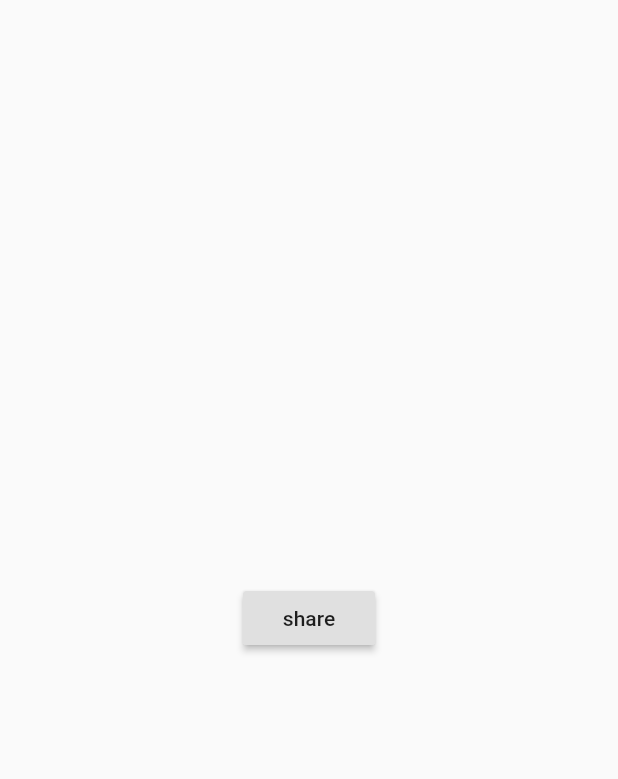
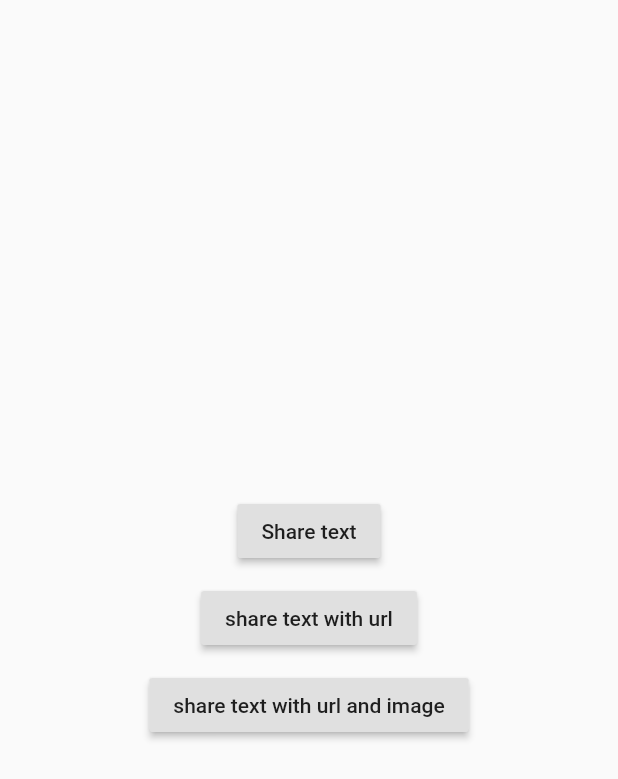
Before and after one commit to NazeemNato/flutter-pwa-share, a Flutter app: the screen it shows after launch, on a phone screen of 412 x 824 dp. Shown: the top 779 px of the screen. Run offline on Flutter 3.47's test engine with Material 2 defaults, Android fonts, the phone set to English and light mode, and no system bars; missing offline and left inert: universal_html.

Commit message:
some changes

```diff
--- a/lib/homeScreen.dart
+++ b/lib/homeScreen.dart
@@ -13,26 +13,68 @@ class _HomeScreenState extends State<HomeScreen> {
   @override
   Widget build(BuildContext context) {
     return Scaffold(
-        body: Center(
-      child: RaisedButton(
-        onPressed: onPressed,
-        child: Container(
-          child: Text('share'),
+      body: Center(
+        child: Column(
+          mainAxisAlignment: MainAxisAlignment.center,
+          children: [
+            RaisedButton(
+              onPressed: () {
+                var data = {
+                  "title": "Any title",
+                  "text": "Hello blallala blalal"
+                };
+                share(data);
+              },
+              child: Container(
+                child: Text('Share text'),
+              ),
+            ),
+            SizedBox(
+              height: 10,
+            ),
+            RaisedButton(
+              onPressed: () {
+                var data = {
+                  "title": "Any title",
+                  "text": "Hello blallala blalal",
+                  "url":"http://friano.me"
+                };
+                share(data);
+              },
+              child: Container(
+                child: Text('share text with url'),
+              ),
+            ),
+            SizedBox(
+              height: 10,
+            ),
+            RaisedButton(
+              onPressed: () async {
+                var imageUrl =
+                    'https://th.bing.com/th/id/OIP.9vDMAbazJw-xBWTAQ0sdDgHaFj?pid=Api&rs=1';
+                final bytes = await readBytes(imageUrl);
+                var file = [html.File([bytes],"imagename.jpg",{"type":"image/jpeg"})];
+                var data = {
+                  "title": "Any title",
+                  "text": "Hello blallala blalal",
+                  "url":"http://friano.me",
+                  "files":file
+                };
+                share(data);
+              },
+              child: Container(
+                child: Text('share text with url and image'),
+              ),
+            ),
+          ],
         ),
       ),
-    ));
+    );
   }
 
-  void onPressed() async {
-     var byte = await readBytes('https://upload.wikimedia.org/wikipedia/commons/thumb/e/e6/Hazy_Crazy_Sunrise.jpg/800px-Hazy_Crazy_Sunrise.jpg');
+  void share(Map data) async {
     try {
-      var file = html.File([byte], "image.jpg", {"type": "image/jpeg"});
-      await html.window.navigator.share({
-        "title": "PWA Share",
-        "text": "Hello this is test run...",
-        "url": "http://friano.me/",
-        "files":[file]
-      });
+      await html.window.navigator.share(data);
       print('done');
     } catch (e) {
       print(e);
```
